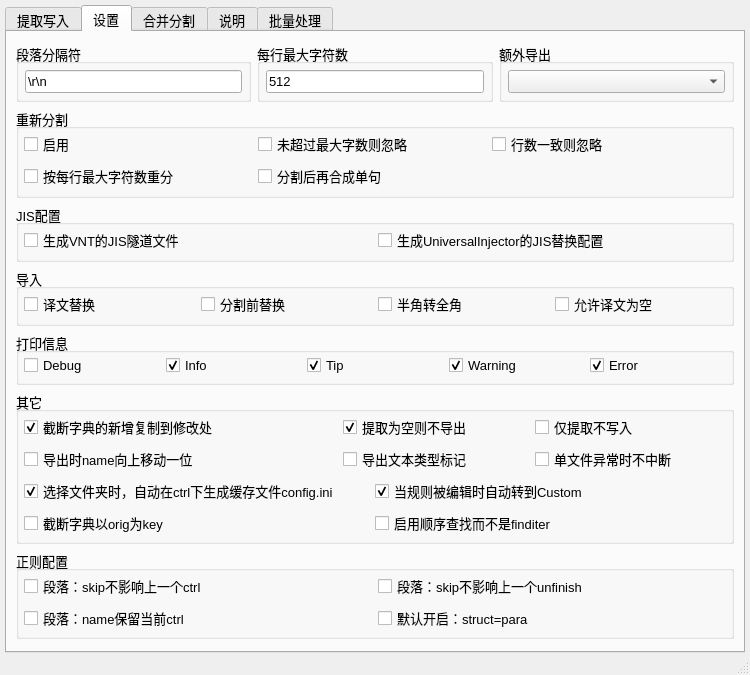
First picture: the form in main/ui_mainWindow.ui, repository satan53x/SExtractor, before the edit.
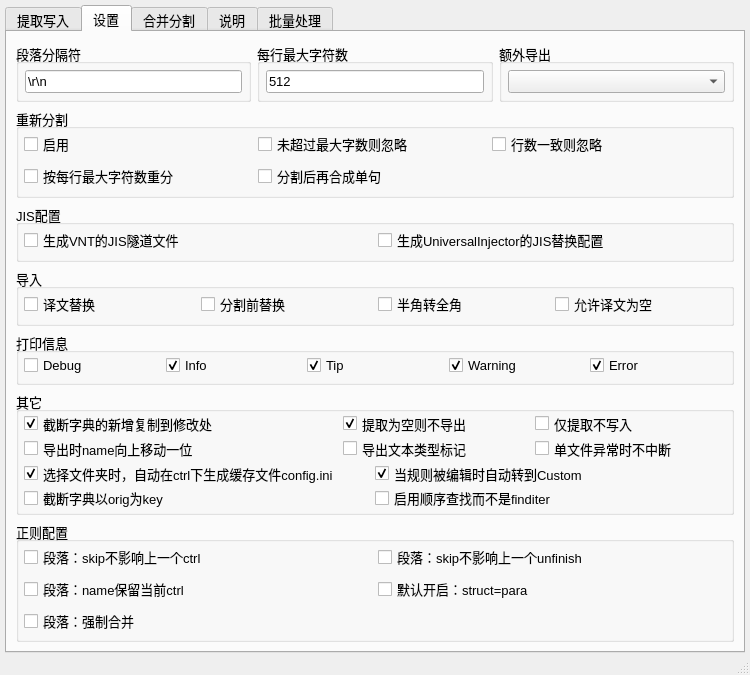
Second picture: the form after the edit. The open tabs and pages were chosen to show the change.

```diff
--- a/main/ui_mainWindow.ui
+++ b/main/ui_mainWindow.ui
@@ -1237,7 +1237,7 @@
           <property name="title">
            <string>正则配置</string>
           </property>
-          <layout class="QGridLayout" name="gridLayout" rowstretch="0,0,0" columnstretch="5,5" rowminimumheight="0,0,0">
+          <layout class="QGridLayout" name="gridLayout" rowstretch="0,0,0,0" columnstretch="5,5" rowminimumheight="0,0,0,0">
            <property name="leftMargin">
             <number>5</number>
            </property>
@@ -1250,6 +1250,13 @@
            <property name="bottomMargin">
             <number>5</number>
            </property>
+           <item row="0" column="1">
+            <widget class="QCheckBox" name="skipIgnoreUnfinishCheck">
+             <property name="text">
+              <string>段落：skip不影响上一个unfinish</string>
+             </property>
+            </widget>
+           </item>
            <item row="2" column="0">
             <widget class="QCheckBox" name="nameKeepCtrlCheck">
              <property name="text">
@@ -1271,10 +1278,10 @@
              </property>
             </widget>
            </item>
-           <item row="0" column="1">
-            <widget class="QCheckBox" name="skipIgnoreUnfinishCheck">
+           <item row="3" column="0">
+            <widget class="QCheckBox" name="mergeParaCheck">
              <property name="text">
-              <string>段落：skip不影响上一个unfinish</string>
+              <string>段落：强制合并</string>
              </property>
             </widget>
            </item>
```
